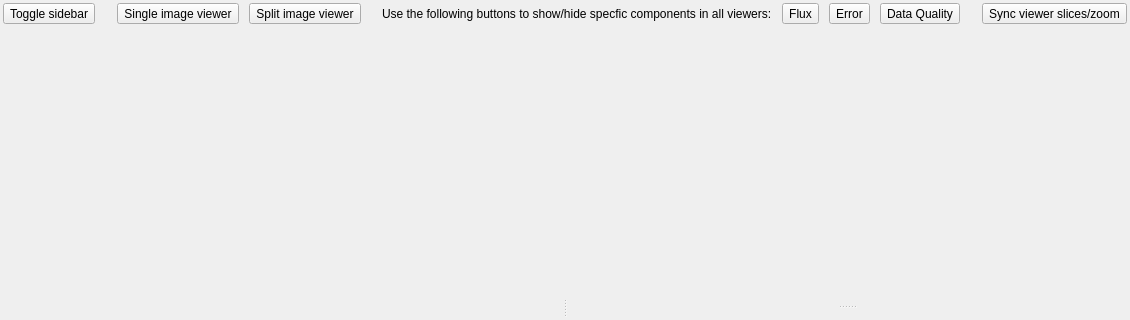
This is cubeviz/layout.ui in spacetelescope/cubeviz as Qt 5 draws it before an edit; both pictures show x 0 to 1130 and y 0 to 320 of the 1130 by 586 pixel window. The edited form follows.
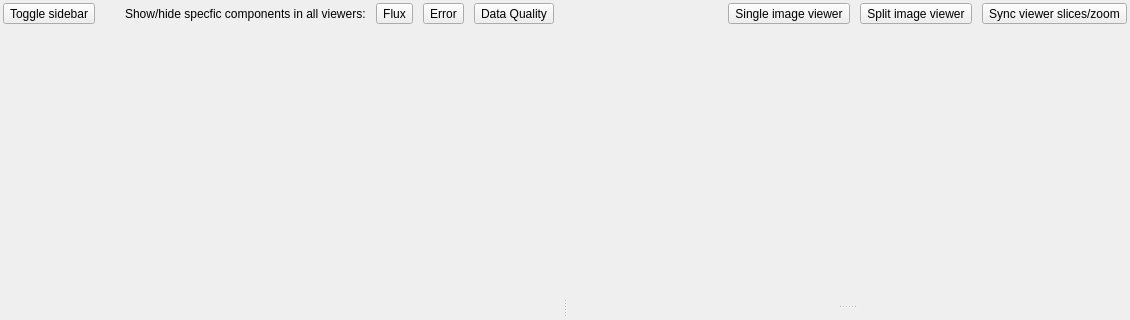
This is the edited form.

Patch:
```diff
--- a/cubeviz/layout.ui
+++ b/cubeviz/layout.ui
@@ -43,36 +43,12 @@
        <property name="orientation">
         <enum>Qt::Horizontal</enum>
        </property>
-       <property name="sizeHint" stdset="0">
-        <size>
-         <width>40</width>
-         <height>20</height>
-        </size>
+       <property name="sizeType">
+        <enum>QSizePolicy::Fixed</enum>
        </property>
-      </spacer>
-     </item>
-     <item>
-      <widget class="QToolButton" name="button_single_image">
-       <property name="text">
-        <string>Single image viewer</string>
-       </property>
-      </widget>
-     </item>
-     <item>
-      <widget class="QToolButton" name="button_split_image">
-       <property name="text">
-        <string>Split image viewer</string>
-       </property>
-      </widget>
-     </item>
-     <item>
-      <spacer name="horizontalSpacer_2">
-       <property name="orientation">
-        <enum>Qt::Horizontal</enum>
-       </property>
        <property name="sizeHint" stdset="0">
         <size>
-         <width>40</width>
+         <width>20</width>
          <height>20</height>
         </size>
        </property>
@@ -81,7 +57,7 @@
      <item>
       <widget class="QLabel" name="label">
        <property name="text">
-        <string>Use the following buttons to show/hide specfic components in all viewers:</string>
+        <string>Show/hide specfic components in all viewers:</string>
        </property>
       </widget>
      </item>
@@ -90,6 +66,9 @@
        <property name="text">
         <string>Flux</string>
        </property>
+       <property name="checkable">
+        <bool>true</bool>
+       </property>
       </widget>
      </item>
      <item>
@@ -97,6 +76,9 @@
        <property name="text">
         <string>Error</string>
        </property>
+       <property name="checkable">
+        <bool>true</bool>
+       </property>
       </widget>
      </item>
      <item>
@@ -104,6 +86,9 @@
        <property name="text">
         <string>Data Quality</string>
        </property>
+       <property name="checkable">
+        <bool>true</bool>
+       </property>
       </widget>
      </item>
      <item>
@@ -119,6 +104,20 @@
        </property>
       </spacer>
      </item>
+     <item>
+      <widget class="QToolButton" name="button_single_image">
+       <property name="text">
+        <string>Single image viewer</string>
+       </property>
+      </widget>
+     </item>
+     <item>
+      <widget class="QToolButton" name="button_split_image">
+       <property name="text">
+        <string>Split image viewer</string>
+       </property>
+      </widget>
+     </item>
      <item>
       <widget class="QToolButton" name="bool_sync">
        <property name="text">
```
